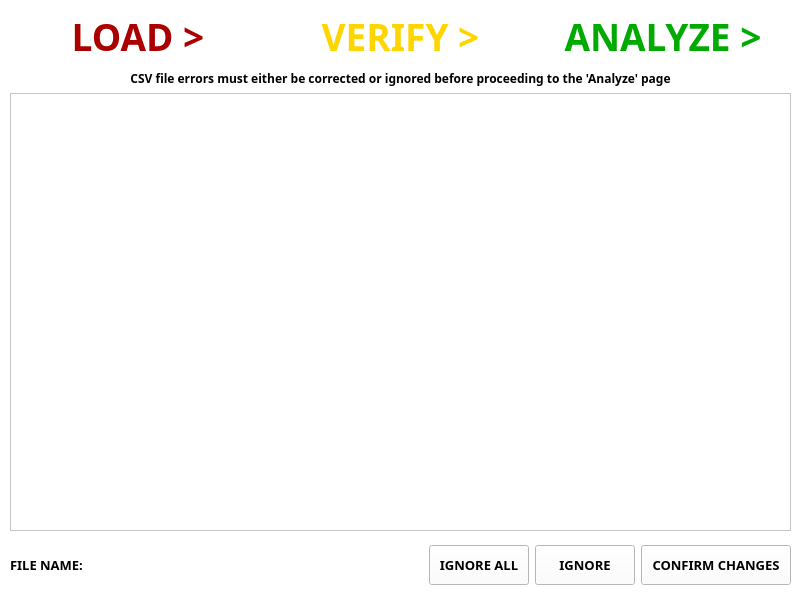
This is Project Code/AppleProject/verify_csv.ui in JRWu/DataAggregation as Qt 5 draws it before an edit. The edited form follows.
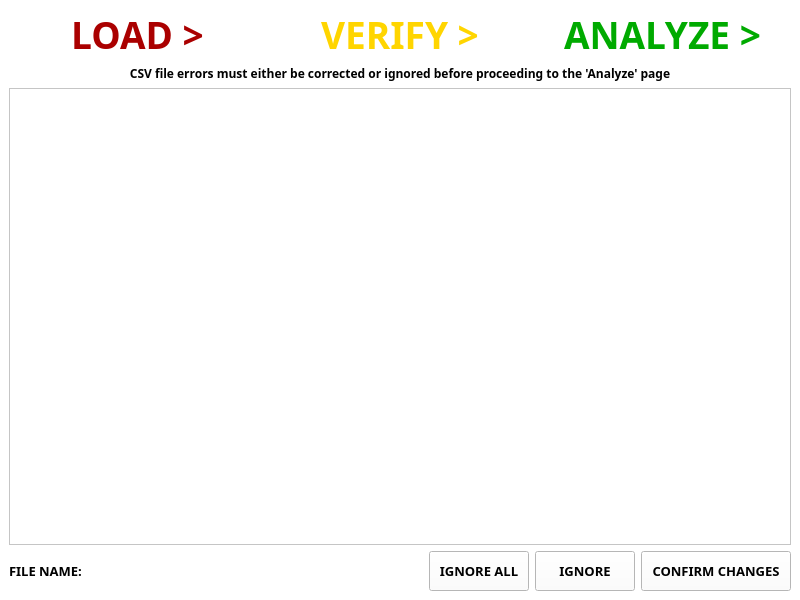
This is the edited form.

Commit message: VLS - updated verify page ui to expand when window is resized

What changed in the file:
```diff
--- a/Project Code/AppleProject/verify_csv.ui
+++ b/Project Code/AppleProject/verify_csv.ui
@@ -444,15 +444,8 @@
      <height>600</height>
     </size>
    </property>
-   <widget class="QWidget" name="horizontalLayoutWidget">
-    <property name="geometry">
-     <rect>
-      <x>10</x>
-      <y>10</y>
-      <width>781</width>
-      <height>52</height>
-     </rect>
-    </property>
+   <layout class="QGridLayout" name="gridLayout">
+    <item row="0" column="0">
     <layout class="QHBoxLayout" name="navigation_area">
      <property name="sizeConstraint">
       <enum>QLayout::SetDefaultConstraint</enum>
@@ -641,16 +634,39 @@
       </widget>
      </item>
     </layout>
-   </widget>
-   <widget class="QWidget" name="horizontalLayoutWidget_3">
-    <property name="geometry">
-     <rect>
-      <x>10</x>
-      <y>540</y>
-      <width>781</width>
-      <height>51</height>
-     </rect>
-    </property>
+    </item>
+    <item row="1" column="0">
+     <layout class="QVBoxLayout" name="table_area">
+      <item>
+       <widget class="QLabel" name="instruction_label">
+        <property name="font">
+         <font>
+          <family>Arial Black</family>
+          <weight>75</weight>
+          <bold>true</bold>
+         </font>
+        </property>
+        <property name="text">
+         <string>&lt;html&gt;&lt;head/&gt;&lt;body&gt;&lt;p&gt;&lt;span style=&quot; font-weight:600;&quot;&gt;CSV file errors must either be corrected or ignored before proceeding to the 'Analyze' page&lt;/span&gt;&lt;/p&gt;&lt;/body&gt;&lt;/html&gt;</string>
+        </property>
+        <property name="alignment">
+         <set>Qt::AlignCenter</set>
+        </property>
+       </widget>
+      </item>
+      <item>
+       <widget class="QTableView" name="error_table">
+        <property name="alternatingRowColors">
+         <bool>false</bool>
+        </property>
+        <property name="selectionBehavior">
+         <enum>QAbstractItemView::SelectRows</enum>
+        </property>
+       </widget>
+      </item>
+     </layout>
+    </item>
+    <item row="2" column="0">
     <layout class="QHBoxLayout" name="horizontalLayout">
      <item>
       <widget class="QLabel" name="file_name_label">
@@ -698,7 +714,7 @@
        </property>
       </widget>
      </item>
-     <item alignment="Qt::AlignVCenter">
+      <item>
       <widget class="QPushButton" name="ignoreall_btn">
        <property name="minimumSize">
         <size>
@@ -725,7 +741,7 @@
        </property>
       </widget>
      </item>
-     <item alignment="Qt::AlignVCenter">
+      <item>
       <widget class="QPushButton" name="ignore_btn">
        <property name="minimumSize">
         <size>
@@ -752,7 +768,7 @@
        </property>
       </widget>
      </item>
-     <item alignment="Qt::AlignVCenter">
+      <item>
       <widget class="QPushButton" name="confirm_btn">
        <property name="minimumSize">
         <size>
@@ -780,46 +796,8 @@
       </widget>
      </item>
     </layout>
-   </widget>
-   <widget class="QWidget" name="verticalLayoutWidget">
-    <property name="geometry">
-     <rect>
-      <x>10</x>
-      <y>70</y>
-      <width>781</width>
-      <height>461</height>
-     </rect>
-    </property>
-    <layout class="QVBoxLayout" name="table_area">
-     <item alignment="Qt::AlignHCenter">
-      <widget class="QLabel" name="instruction_label">
-       <property name="font">
-        <font>
-         <family>Arial Black</family>
-         <weight>75</weight>
-         <bold>true</bold>
-        </font>
-       </property>
-       <property name="text">
-        <string>&lt;html&gt;&lt;head/&gt;&lt;body&gt;&lt;p&gt;&lt;span style=&quot; font-weight:600;&quot;&gt;CSV file errors must either be corrected or ignored before proceeding to the 'Analyze' page&lt;/span&gt;&lt;/p&gt;&lt;/body&gt;&lt;/html&gt;</string>
-       </property>
-       <property name="alignment">
-        <set>Qt::AlignCenter</set>
-       </property>
-      </widget>
-     </item>
-     <item>
-      <widget class="QTableView" name="error_table">
-       <property name="alternatingRowColors">
-        <bool>false</bool>
-       </property>
-       <property name="selectionBehavior">
-        <enum>QAbstractItemView::SelectRows</enum>
-       </property>
-      </widget>
-     </item>
-    </layout>
-   </widget>
+    </item>
+   </layout>
   </widget>
  </widget>
  <resources/>
```
Lines whose indentation alone changed are shown as unchanged. The commit also changes 1 other file.
